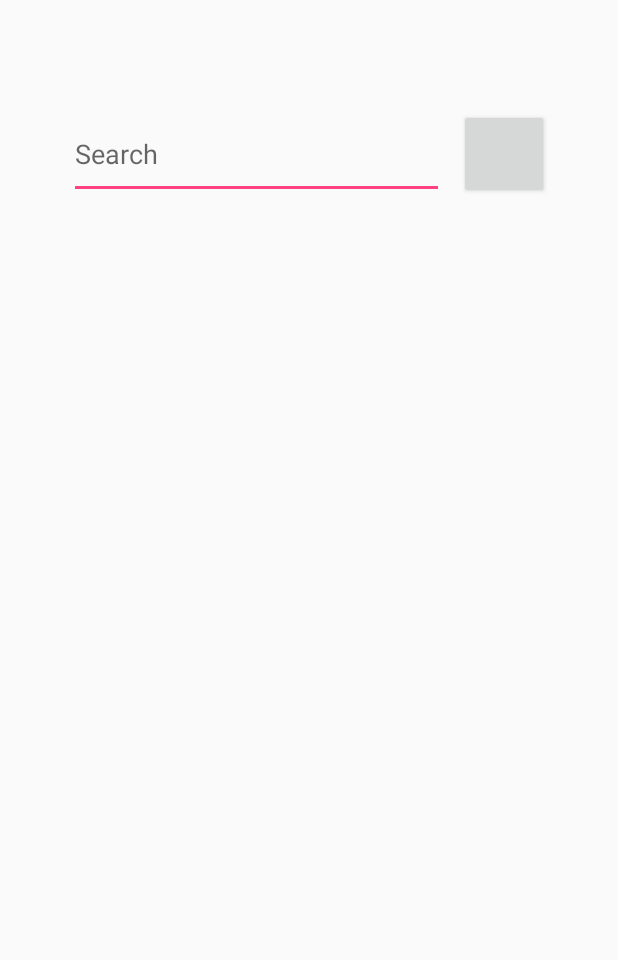
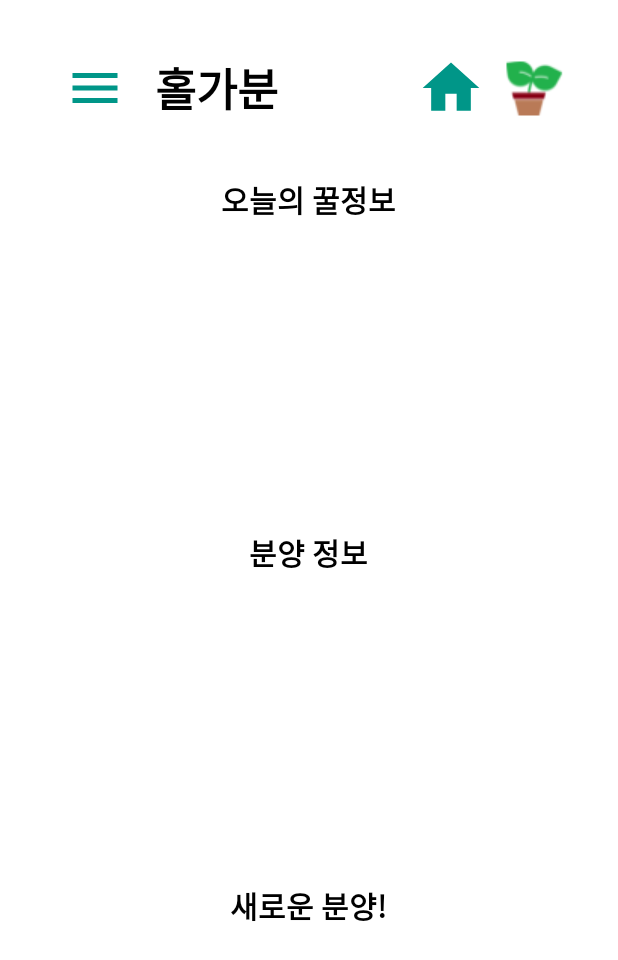
Before and after one commit to jeon9825/HolidayGarden, an Android app: the MainActivity screen opened directly, with no data from a screen before it, on a phone screen of 412 x 824 dp. Shown: the top 960 px of the screen. Run offline under Robolectric (Android 15) with nearby library versions, the light colour scheme and no system bars.

Commit message:
0702 [develop/android/popup]

```diff
--- a/android/app/build.gradle
+++ b/android/app/build.gradle
@@ -19,11 +19,12 @@ android {
 }
 
 dependencies {
-    implementation fileTree(dir: 'libs', include: ['*.jar'])
+    implementation fileTree(include: ['*.jar'], dir: 'libs')
     implementation 'com.android.support:appcompat-v7:27.1.1'
     implementation 'com.android.support.constraint:constraint-layout:1.1.1'
     testImplementation 'junit:junit:4.12'
     androidTestImplementation 'com.android.support.test:runner:1.0.1'
     androidTestImplementation 'com.android.support.test.espresso:espresso-core:3.0.1'
     implementation 'com.squareup.okhttp3:okhttp:3.8.0'
+    implementation 'com.android.support:design:27.1.1'
 }
--- a/android/app/src/main/java/org/androidtown/holgabun/LoginActivity.java
+++ b/android/app/src/main/java/org/androidtown/holgabun/LoginActivity.java
@@ -72,4 +72,8 @@ public class LoginActivity extends AppCompatActivity {
         startActivity(intent);
     }
 
+    public void onClickedAdd(View v){
+        Intent intent = new Intent(this, AddInformationActivity.class);
+        startActivity(intent);
+    }
 }
--- a/android/app/src/main/java/org/androidtown/holgabun/MainActivity.java
+++ b/android/app/src/main/java/org/androidtown/holgabun/MainActivity.java
@@ -1,5 +1,6 @@
 package org.androidtown.holgabun;
 
+import android.content.Intent;
 import android.support.v7.app.AppCompatActivity;
 import android.os.Bundle;
 import android.util.Log;
@@ -15,16 +16,19 @@ import okhttp3.Response;
 
 public class MainActivity extends AppCompatActivity {
 
+    /*
     EditText editText;
     Button button;
     private static final String TAG = "TestActivity";
     private HttpConnection httpConn = HttpConnection.getInstance();
 
+*/
     @Override
     protected void onCreate(Bundle savedInstanceState) {
         super.onCreate(savedInstanceState);
         setContentView(R.layout.activity_main);
 
+        /*
         button = (Button)findViewById(R.id.su);
         editText = (EditText)findViewById(R.id.login);
 
@@ -59,4 +63,6 @@ public class MainActivity extends AppCompatActivity {
             Log.d(TAG, "서버에서 응답한 Body:" + body);
         }
     };
+    */
+    }
 }
--- a/android/app/src/main/java/org/androidtown/holgabun/SignupActivity.java
+++ b/android/app/src/main/java/org/androidtown/holgabun/SignupActivity.java
@@ -21,7 +21,8 @@ public class SignupActivity extends AppCompatActivity {
 
 
     public void onButton2Clicked (View v){
-        finish();
+            Intent intent = new Intent(this, AddInformationActivity.class);
+            startActivity(intent);
     }
 
 
--- /dev/null
+++ b/android/app/src/main/res/drawable/ic_home_black_24dp.xml
@@ -0,0 +1,9 @@
+<vector xmlns:android="http://schemas.android.com/apk/res/android"
+        android:width="45dp"
+        android:height="45dp"
+        android:viewportWidth="24.0"
+        android:viewportHeight="24.0">
+    <path
+        android:fillColor="@color/colorMain"
+        android:pathData="M10,20v-6h4v6h5v-8h3L12,3 2,12h3v8z"/>
+</vector>
--- /dev/null
+++ b/android/app/src/main/res/drawable/ic_menu_black_24dp.xml
@@ -0,0 +1,9 @@
+<vector xmlns:android="http://schemas.android.com/apk/res/android"
+        android:width="40dp"
+        android:height="40dp"
+        android:viewportWidth="24.0"
+        android:viewportHeight="24.0">
+    <path
+        android:fillColor="@color/colorMain"
+        android:pathData="M3,18h18v-2L3,16v2zM3,13h18v-2L3,11v2zM3,6v2h18L21,6L3,6z"/>
+</vector>
--- a/android/app/src/main/res/layout/activity_main.xml
+++ b/android/app/src/main/res/layout/activity_main.xml
@@ -5,38 +5,92 @@
     android:layout_width="match_parent"
     android:layout_height="match_parent"
     android:orientation="vertical"
-    tools:context=".MainActivity">
+    tools:context=".MainActivity"
+    android:background="#ffffff">
 
     <LinearLayout
         android:layout_width="match_parent"
         android:layout_height="match_parent"
-        android:layout_weight="1"
+        android:layout_weight="6"
+        android:orientation="horizontal"
         android:layout_gravity="center"
         android:gravity="center">
-        <EditText
-            android:layout_width="250dp"
-            android:layout_height="60dp"
-            android:layout_marginRight="10dp"
-            android:hint="Search"/>
-        <Button
+
+        <ImageButton
             android:layout_width="60dp"
             android:layout_height="60dp"
+            android:src="@drawable/ic_menu_black_24dp"
+            android:padding="0dp"
+            android:background="#ffffff"/>
+        <TextView
+            android:layout_width="wrap_content"
+            android:layout_height="wrap_content"
+            android:paddingLeft="10dp"
+            android:text="홀가분"
+            android:textStyle="bold"
+            android:textSize="30dp"
+            android:textColor="@color/colorPrimaryDark"
+            android:layout_marginRight="80dp"/>
+        <Button
+            android:layout_width="5dp"
+            android:layout_height="5dp"
             android:id="@+id/main_search"/>
+        <ImageButton
+            android:layout_width="60dp"
+            android:layout_height="60dp"
+            android:src="@drawable/ic_home_black_24dp"
+            android:padding="0dp"
+            android:background="#ffffff"/>
+        <ImageButton
+            android:layout_width="wrap_content"
+            android:layout_height="wrap_content"
+            android:src="@drawable/main_image"
+            android:padding="0dp"/>
     </LinearLayout>
-    <LinearLayout
+
+        <LinearLayout
         android:layout_width="match_parent"
         android:layout_height="match_parent"
-        android:layout_weight="1"></LinearLayout>
+        android:orientation="vertical"
+        android:layout_gravity="center_vertical"
+        android:gravity="center"
+            android:layout_weight="1">
+        <TextView
+            android:layout_width="wrap_content"
+            android:layout_height="wrap_content"
+            android:layout_weight="1"
+            android:paddingBottom="100dp"
+            android:paddingLeft="120dp"
+            android:paddingRight="120dp"
+            android:text="오늘의 꿀정보"
+            android:textSize="20dp"
+            android:textStyle="bold"
+            android:textColor="@color/colorPrimaryDark" />
+        <TextView
+            android:layout_width="wrap_content"
+            android:layout_height="wrap_content"
+            android:layout_weight="1"
+            android:paddingBottom="100dp"
+            android:paddingLeft="130dp"
+            android:paddingRight="130dp"
+            android:text="분양 정보"
+            android:textSize="20dp"
+            android:textStyle="bold"
+            android:textColor="@color/colorPrimaryDark" />
 
-    <LinearLayout
-        android:layout_width="match_parent"
-        android:layout_height="match_parent"
-        android:layout_weight="1"></LinearLayout>
-    <LinearLayout
-        android:layout_width="match_parent"
-        android:layout_height="match_parent"
-        android:layout_weight="1"></LinearLayout>
+        <TextView
+            android:layout_width="wrap_content"
+            android:layout_height="wrap_content"
+            android:layout_weight="1"
+            android:paddingBottom="100dp"
+            android:paddingLeft="120dp"
+            android:paddingRight="120dp"
+            android:text="새로운 분양!"
+            android:textColor="@color/colorPrimaryDark"
+            android:textSize="20dp"
+            android:textStyle="bold"/>
 
+        </LinearLayout>
 
 
 
--- a/android/app/src/main/res/values/colors.xml
+++ b/android/app/src/main/res/values/colors.xml
@@ -1,6 +1,7 @@
 <?xml version="1.0" encoding="utf-8"?>
 <resources>
     <color name="colorPrimary">#3F51B5</color>
-    <color name="colorPrimaryDark">#303F9F</color>
+    <color name="colorPrimaryDark">#000000</color>
     <color name="colorAccent">#FF4081</color>
+    <color name="colorMain">#009688</color>
 </resources>
--- a/android/app/src/main/res/values/styles.xml
+++ b/android/app/src/main/res/values/styles.xml
@@ -1,7 +1,7 @@
 <resources>
 
     <!-- Base application theme. -->
-    <style name="AppTheme" parent="Theme.AppCompat.Light.DarkActionBar">
+    <style name="AppTheme" parent="Theme.AppCompat.Light.NoActionBar">
         <!-- Customize your theme here. -->
         <item name="colorPrimary">@color/colorPrimary</item>
         <item name="colorPrimaryDark">@color/colorPrimaryDark</item>
```
Also changed, not shown: android/app/src/main/AndroidManifest.xml (+4 -3 lines), android/app/src/main/java/org/androidtown/holgabun/AddInformationActivity.java (+33 -0 lines), android/app/src/main/java/org/androidtown/holgabun/PopupActivity.java (added, +56 -0 lines), android/app/src/main/res/layout/activity_add_information.xml (+34 -19 lines), android/app/src/main/res/layout/activity_google_map.xml (+5 -5 lines), android/app/src/main/res/layout/activity_login.xml (+8 -5 lines), android/app/src/main/res/layout/activity_popup.xml (added, +67 -0 lines), android/app/src/main/res/layout/activity_signup.xml (+44 -23 lines), android/app/src/main/res/drawable/main_image.png (added).
